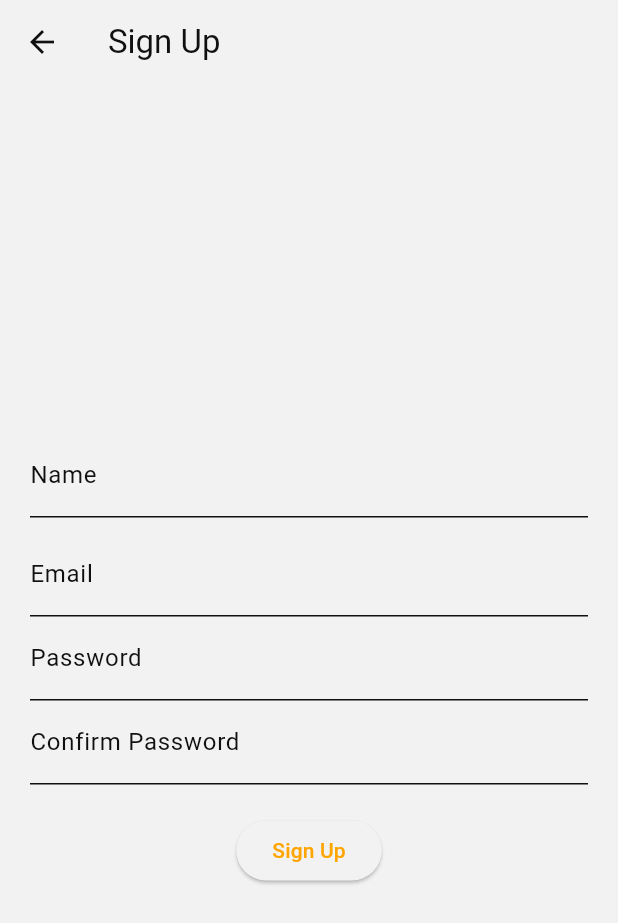
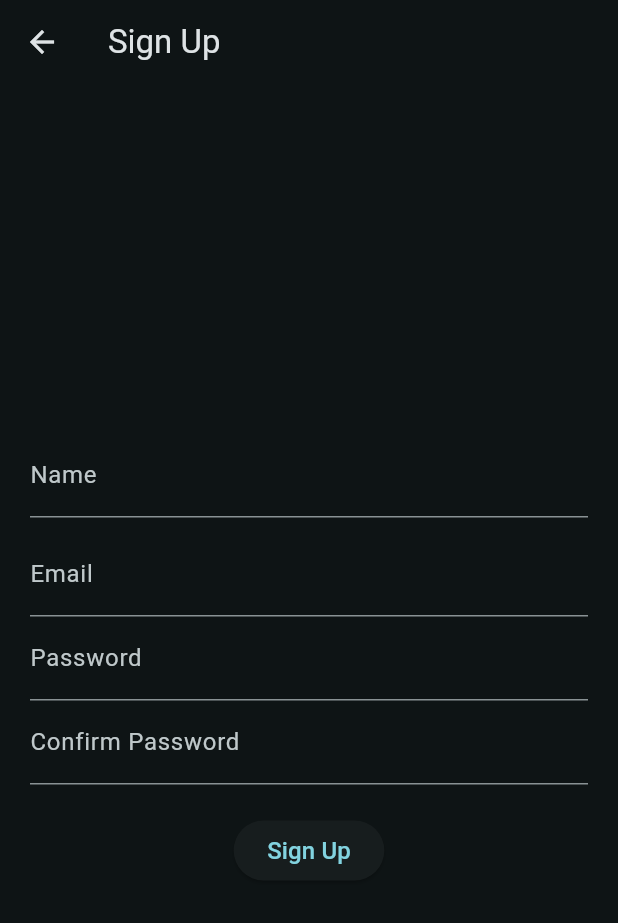
Before and after one commit to DanielDicksonDillimono/bodytherapy, a Flutter app: the SignUpPage screen opened by its route, on a phone screen of 412 x 824 dp. Shown: the top 923 px of the screen. Run offline on Flutter 3.47's test engine with Material 3 defaults, Android fonts, the phone set to English and light mode, and no system bars; our stand-ins replace cloud_firestore, firebase_auth, firebase_core, go_router; accounts and stored records are empty; generated files the repository leaves out were written again.

```diff
--- /dev/null
+++ b/lib/data/services/ai_service.dart
@@ -0,0 +1 @@
+class AiService {}
--- a/lib/domain/models/report_model.dart
+++ b/lib/domain/models/report_model.dart
@@ -1,25 +1,37 @@
 class Report {
-  Report(
-      {required String reporterId,
-      required String assignedCareTakerId,
-      required String description,
-      required DateTime reportedDate,
-      required List<String> prescribedExercisesIds})
-      : _reporterId = reporterId,
-        _assignedCareTakerId = "",
-        _description = description,
+  Report({
+    required String name,
+    required String description,
+    required DateTime reportedDate,
+    required AffectedArea affectedArea,
+    List<String> prescribedExercisesIds = const [],
+  })  : _description = description,
         _reportedDate = reportedDate,
-        _prescribedExercisesIds = prescribedExercisesIds;
+        _prescribedExercisesIds = prescribedExercisesIds,
+        _name = name,
+        _affectedArea = affectedArea;
 
-  final String _reporterId;
-  final String _assignedCareTakerId;
+  final String _name;
   final String _description;
   final DateTime _reportedDate;
   final List<String> _prescribedExercisesIds;
+  final AffectedArea _affectedArea;
 
-  String get reporterId => _reporterId;
-  String get assignedCareTakerId => _assignedCareTakerId;
   String get description => _description;
   DateTime get reportedDate => _reportedDate;
+  String get name => _name;
+  AffectedArea get affectedArea => _affectedArea;
   List<String> get prescribedExercisesIds => _prescribedExercisesIds;
 }
+
+enum AffectedArea {
+  head,
+  neck,
+  back,
+  chest,
+  abdomen,
+  arms,
+  legs,
+  feet,
+  other,
+}
--- a/lib/main.dart
+++ b/lib/main.dart
@@ -52,9 +52,8 @@ class MyApp extends StatelessWidget {
         Locale('de'),
       ],
       routerConfig: router(context.read()),
-      theme: AppTheme.lightTheme,
+      theme: AppTheme.darkTheme,
       darkTheme: AppTheme.darkTheme,
-      themeMode: ThemeMode.system,
     );
   }
 }
--- a/lib/navigation/router.dart
+++ b/lib/navigation/router.dart
@@ -107,8 +107,9 @@ GoRouter router(UserAuthentication userAuthentication) => GoRouter(
     );
 
 Future<String?> _redirect(BuildContext context, GoRouterState state) async {
-  final bool isloggedIn =
-      context.read<UserAuthentication>().currentUser() != null;
+  // final bool isloggedIn =
+  //     context.read<UserAuthentication>().currentUser() != null;
+  final bool isloggedIn = true;
   if (!isloggedIn) {
     return state.fullPath == Routes.signUp ? Routes.signUp : Routes.login;
   }
--- a/lib/navigation/scaffold_with_bottom_nav_bar.dart
+++ b/lib/navigation/scaffold_with_bottom_nav_bar.dart
@@ -12,7 +12,7 @@ class ScaffoldWithBottomNavBar extends StatelessWidget {
         destinations: const [
           NavigationDestination(icon: Icon(Icons.face), label: 'Home'),
           NavigationDestination(icon: Icon(Icons.folder), label: 'Reports'),
-          NavigationDestination(icon: Icon(Icons.person), label: 'Exercises'),
+          // NavigationDestination(icon: Icon(Icons.person), label: 'Exercises'),
           NavigationDestination(
               icon: Icon(Icons.settings), label: 'Preferences')
         ],
--- a/lib/ui/core/localization/applocalization.dart
+++ b/lib/ui/core/localization/applocalization.dart
@@ -35,6 +35,7 @@ class AppLocalization {
     'enter_confirm_password': 'Confirm your password',
     'enter_valid_name': 'Please enter a valid name',
     'sign_up_failed': 'Sign Up Failed',
+    'create_report': 'Create Report',
   };
 
 //in case the key is not found, it will return the key itself
@@ -74,6 +75,8 @@ class AppLocalization {
   String get signUpButtonText => _get('sign_up_button_text');
   String get enterValidName => _get('enter_valid_name');
   String get signUpFailed => _get('key_sign_up_failed');
+  String get createReport => _get('Create Report');
+
   String defaultError(String message) =>
       '$message An error occurred. Please try again.';
 
--- a/lib/ui/core/themes/dimens.dart
+++ b/lib/ui/core/themes/dimens.dart
@@ -10,6 +10,16 @@ abstract final class Dimens {
   /// General vertical padding used to separate UI items
   static const paddingVertical = 24.0;
 
+  static const paddingCard = 16.0;
+  static const paddingCardHorizontal = 12.0;
+  static const paddingCardVertical = 8.0;
+  static const paddingButton = 12.0;
+  static const paddingButtonHorizontal = 16.0;
+  static const paddingButtonVertical = 8.0;
+  static const paddingTextField = 12.0;
+  static const textCardHeightFactor = 0.1;
+  static const textCardWidthFactor = 0.2;
+
   /// Horizontal padding for screen edges
   double get paddingScreenHorizontal;
 
@@ -21,6 +31,12 @@ abstract final class Dimens {
   /// Horizontal symmetric padding for screen edges
   EdgeInsets get edgeInsetsScreenHorizontal =>
       EdgeInsets.symmetric(horizontal: paddingScreenHorizontal);
+
+  static double textCardHeight(BuildContext context) =>
+      MediaQuery.of(context).size.height * textCardHeightFactor;
+
+  static double textCardWidth(BuildContext context) =>
+      MediaQuery.of(context).size.height * textCardWidthFactor;
 
   /// Symmetric padding for screen edges
   EdgeInsets get edgeInsetsScreenSymmetric => EdgeInsets.symmetric(
--- a/lib/ui/core/themes/theme.dart
+++ b/lib/ui/core/themes/theme.dart
@@ -11,35 +11,54 @@ abstract final class AppTheme {
     labelSmall: TextStyle(fontSize: 12, fontWeight: FontWeight.w500),
   );
 
+  // static ThemeData lightTheme = ThemeData(
+  //   useMaterial3: true,
+  //   colorScheme: AppColors.lightColorScheme,
+  //   scaffoldBackgroundColor: AppColors.grey1,
+  //   appBarTheme: const AppBarTheme(
+  //     backgroundColor: AppColors.grey1,
+  //     foregroundColor: AppColors.black1,
+  //     elevation: 0,
+  //   ),
+  //   textTheme: const TextTheme(
+  //     bodyLarge: TextStyle(color: AppColors.black1),
+  //     bodyMedium: TextStyle(color: AppColors.black1),
+  //     bodySmall: TextStyle(color: AppColors.black1),
+  //   ),
+  // );
   static ThemeData lightTheme = ThemeData(
+    //brightness: Brightness.light,
     useMaterial3: true,
-    colorScheme: AppColors.lightColorScheme,
-    scaffoldBackgroundColor: AppColors.grey1,
-    appBarTheme: const AppBarTheme(
-      backgroundColor: AppColors.grey1,
-      foregroundColor: AppColors.black1,
-      elevation: 0,
-    ),
-    textTheme: const TextTheme(
-      bodyLarge: TextStyle(color: AppColors.black1),
-      bodyMedium: TextStyle(color: AppColors.black1),
-      bodySmall: TextStyle(color: AppColors.black1),
+    textTheme: AppTheme.textTheme,
+    colorScheme: ColorScheme.fromSeed(
+      seedColor: Color(0xFF00BFFF),
+      brightness: Brightness.light,
     ),
   );
 
   static ThemeData darkTheme = ThemeData(
+    //brightness: Brightness.dark,
     useMaterial3: true,
-    colorScheme: AppColors.darkColorScheme,
-    scaffoldBackgroundColor: AppColors.grey2,
-    appBarTheme: const AppBarTheme(
-      backgroundColor: AppColors.grey2,
-      foregroundColor: AppColors.white1,
-      elevation: 0,
-    ),
-    textTheme: const TextTheme(
-      bodyLarge: TextStyle(color: AppColors.white1),
-      bodyMedium: TextStyle(color: AppColors.white1),
-      bodySmall: TextStyle(color: AppColors.white1),
+    textTheme: AppTheme.textTheme,
+    colorScheme: ColorScheme.fromSeed(
+      seedColor: AppColors.grey2,
+      brightness: Brightness.dark,
     ),
   );
+
+  // static ThemeData darkTheme = ThemeData(
+  //   useMaterial3: true,
+  //   colorScheme: AppColors.darkColorScheme,
+  //   scaffoldBackgroundColor: AppColors.grey2,
+  //   appBarTheme: const AppBarTheme(
+  //     backgroundColor: AppColors.grey2,
+  //     foregroundColor: AppColors.white1,
+  //     elevation: 0,
+  //   ),
+  //   textTheme: const TextTheme(
+  //     bodyLarge: TextStyle(color: AppColors.white1),
+  //     bodyMedium: TextStyle(color: AppColors.white1),
+  //     bodySmall: TextStyle(color: AppColors.white1),
+  //   ),
+  // );
 }
--- a/lib/ui/sub_pages/login_signup/view_models/login_viewmodel.dart
+++ b/lib/ui/sub_pages/login_signup/view_models/login_viewmodel.dart
@@ -32,6 +32,11 @@ class LoginViewModel extends ChangeNotifier {
     }
   }
 
+  void toggleObscure() {
+    isPasswordVisible = !isPasswordVisible;
+    notifyListeners();
+  }
+
   void goToSignUpPage(BuildContext context) {
     context.go(Routes.signUp);
   }
```
Also changed, not shown: lib/config/dependencies.dart (+7 -2 lines), lib/data/database/database_service.dart (+21 -14 lines), lib/data/repositories/reports_repository.dart (+22 -2 lines), lib/ui/main_pages/reports/view_models/report_creation_viewmodel.dart (added, +42 -0 lines), lib/ui/main_pages/reports/view_models/reports_viewmodel.dart (+66 -8 lines), lib/ui/main_pages/reports/widgets/report_card.dart (added, +31 -0 lines), lib/ui/main_pages/reports/widgets/report_creation_page.dart (added, +160 -0 lines), lib/ui/main_pages/reports/widgets/report_datails_page.dart (added, +37 -0 lines), lib/ui/main_pages/reports/widgets/reports_page.dart (+29 -5 lines), lib/ui/sub_pages/login_signup/view_models/sign_up_viewmodel.dart (+3 -4 lines), lib/ui/sub_pages/login_signup/widgets/login_page.dart (+10 -1 lines).
